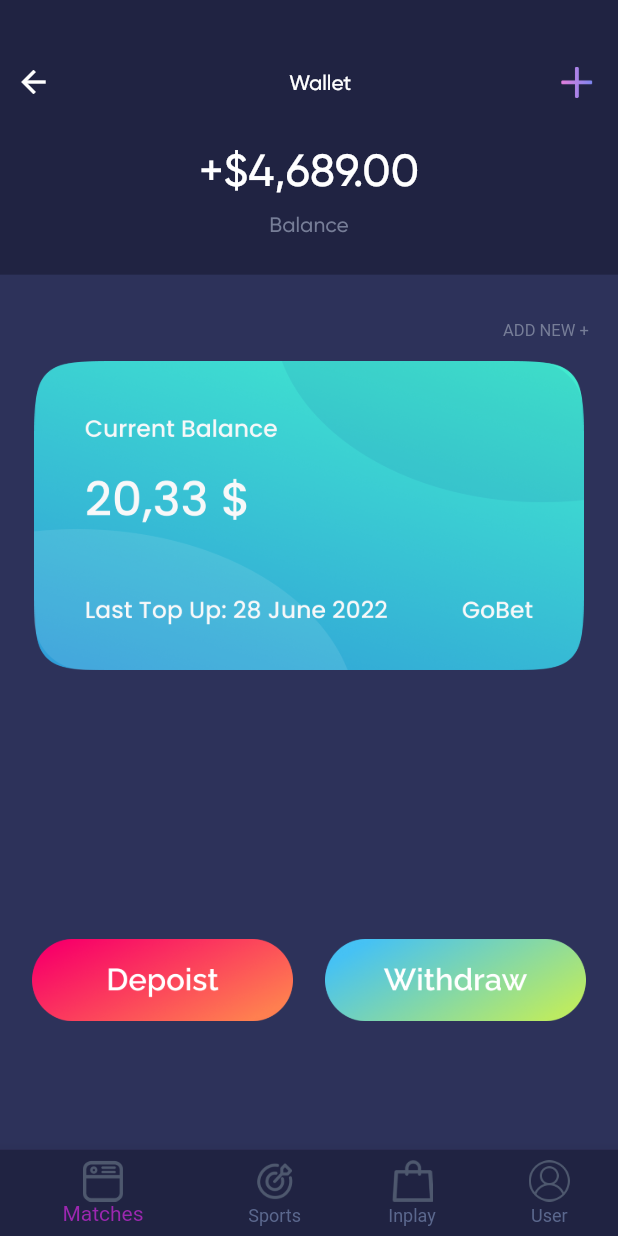
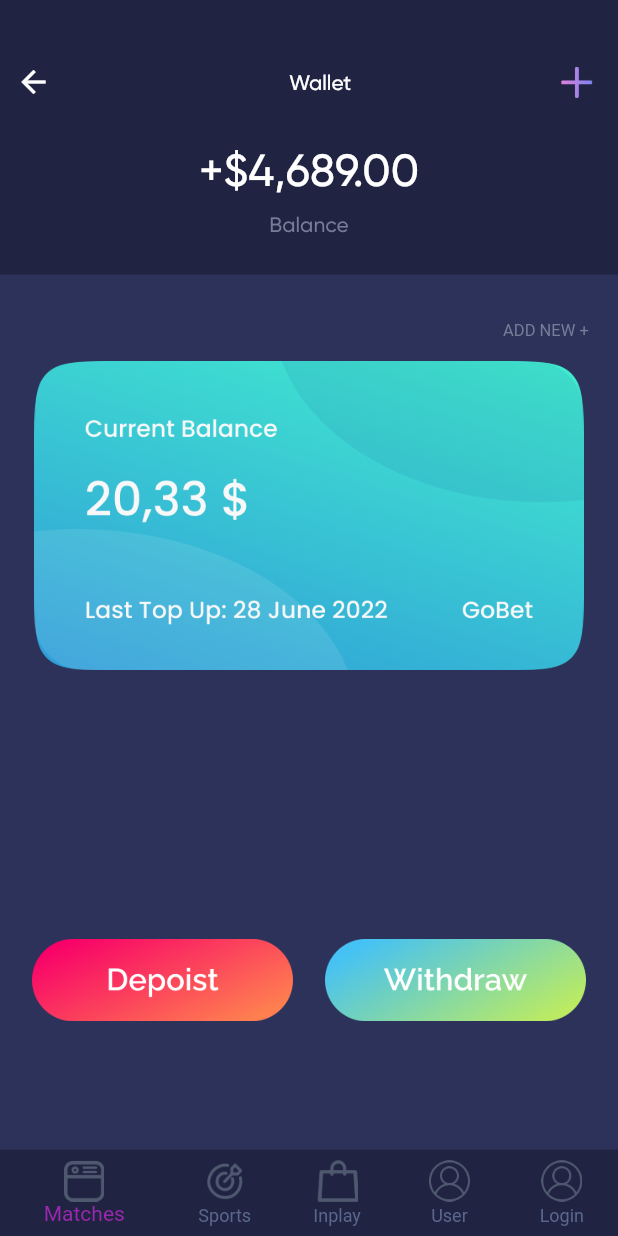
Before and after one commit to MathieuRA/template-flutter, a Flutter app: the MainScreen screen opened directly, after a tap on an icon or button, on a phone screen of 412 x 824 dp. Run offline on Flutter 3.47's test engine with Material 2 defaults, Android fonts, the phone set to English and light mode, and no system bars; drawn by our look-alikes of buttons_tabbar; our stand-ins replace dotted_border, fl_chart, flutter_countdown_timer, flutter_screenutil, page_transition; Roboto replaces fonts that are missing (Gilroy_Medium).

Commit message:
add missing widget

```diff
--- a/lib/bottombar.dart
+++ b/lib/bottombar.dart
@@ -1,7 +1,9 @@
 import 'package:flutter/material.dart';
+import 'package:gobet/log_in/login/login.dart';
 import 'package:gobet/sign_in/home_screen/inplay/Inplay.dart';
 import 'package:gobet/sign_in/home_screen/matches/matches.dart';
 import 'package:gobet/sign_in/home_screen/sports/sports.dart';
+import 'package:gobet/sign_in/signup.dart';
 import 'package:gobet/utils/color_notifire.dart';
 import 'package:provider/provider.dart';
 
@@ -55,6 +57,13 @@ class _MainScreenState extends State<MainScreen> {
                 height: MediaQuery.of(context).size.height / 30),
             label: 'User',
           ),
+          BottomNavigationBarItem(
+            backgroundColor: notifire.getprimerycolor,
+            icon: Image.asset("image/user1.png",
+                color: const Color(0xff4e586e),
+                height: MediaQuery.of(context).size.height / 30),
+            label: 'Login',
+          ),
         ],
         onTap: (index) {
           setState(() {
@@ -68,6 +77,7 @@ class _MainScreenState extends State<MainScreen> {
           _buildOffstageNavigator(1),
           _buildOffstageNavigator(2),
           _buildOffstageNavigator(3),
+          _buildOffstageNavigator(4),
         ],
       ),
     );
@@ -81,6 +91,7 @@ class _MainScreenState extends State<MainScreen> {
           const Sports(),
           const Inplay(),
           const Profile(),
+          const Log_in()
         ].elementAt(index);
       },
     };
--- a/lib/forget_password/profile/profile.dart
+++ b/lib/forget_password/profile/profile.dart
@@ -1,4 +1,5 @@
 import 'package:flutter/material.dart';
+import 'package:gobet/forget_password/profile/profile_settings/user_profile_setting/user_profile.dart';
 import 'package:gobet/utils/color_notifire.dart';
 import 'package:provider/provider.dart';
 
@@ -16,10 +17,6 @@ class _ProfileState extends State<Profile> {
   Widget build(BuildContext context) {
     notifire = Provider.of<ColorNotifire>(context, listen: true);
     return Scaffold(
-      backgroundColor: notifire.getlightblue,
-
-    );
+        backgroundColor: notifire.getlightblue, body: User_profile());
   }
-
-
 }
--- a/lib/forget_password/profile/profile_settings/user_profile_setting/user_profile.dart
+++ b/lib/forget_password/profile/profile_settings/user_profile_setting/user_profile.dart
@@ -1,6 +1,10 @@
 import 'package:flutter/cupertino.dart';
 import 'package:flutter/material.dart';
+import 'package:gobet/forget_password/profile/message/message.dart';
 import 'package:gobet/forget_password/profile/profile_settings/invite_friends/invite_friend_screen.dart';
+import 'package:gobet/forget_password/profile/profile_settings/profile_setting.dart';
+import 'package:gobet/sign_in/home_screen/news/news.dart';
+import 'package:gobet/sign_in/home_screen/statistic/statics.dart';
 import 'package:gobet/utils/color_notifire.dart';
 import 'package:page_transition/page_transition.dart';
 import 'package:provider/provider.dart';
@@ -42,15 +46,6 @@ class _User_profileState extends State<User_profile> {
                       SizedBox(
                         width: MediaQuery.of(context).size.width / 40,
                       ),
-                      GestureDetector(
-                        onTap: () {
-                          Navigator.pop(context);
-                        },
-                        child: const Icon(
-                          Icons.arrow_back_sharp,
-                          color: Color(0xfffffffd),
-                        ),
-                      ),
                       const Spacer(),
                       const Text(
                         "Profile Setting",
@@ -59,9 +54,18 @@ class _User_profileState extends State<User_profile> {
                             color: Color(0xfffffffd)),
                       ),
                       const Spacer(),
-                      Image.asset(
-                        "image/change_profile.png",
-                        height: MediaQuery.of(context).size.height / 25,
+                      GestureDetector(
+                        onTap: () {
+                          Navigator.push(
+                              context,
+                              PageTransition(
+                                  type: PageTransitionType.fade,
+                                  child: Profile_setting()));
+                        },
+                        child: Image.asset(
+                          "image/change_profile.png",
+                          height: MediaQuery.of(context).size.height / 25,
+                        ),
                       ),
                       SizedBox(
                         width: MediaQuery.of(context).size.width / 40,
@@ -123,12 +127,17 @@ class _User_profileState extends State<User_profile> {
                   child: Container(
                     decoration: BoxDecoration(
                         color: notifire.getprimerycolor,
-                        borderRadius: const BorderRadius.all(Radius.circular(15))),
+                        borderRadius:
+                            const BorderRadius.all(Radius.circular(15))),
                     child: Column(
                       children: [
                         GestureDetector(
                           onTap: () {
-                            Navigator.push(context, PageTransition(type: PageTransitionType.fade, child: Notifications()));
+                            Navigator.push(
+                                context,
+                                PageTransition(
+                                    type: PageTransitionType.fade,
+                                    child: Statics()));
                           },
                           child: Container(
                             decoration: BoxDecoration(
@@ -144,9 +153,62 @@ class _User_profileState extends State<User_profile> {
                                   width: MediaQuery.of(context).size.width / 40,
                                 ),
                                 Padding(
-                                  padding: const EdgeInsets.symmetric(horizontal: 12,vertical: 18),
+                                  padding: const EdgeInsets.symmetric(
+                                      horizontal: 12, vertical: 18),
                                   child: Image.asset(
-                                      "image/icon18.png",color: Colors.white,),
+                                    "image/icon1.png",
+                                    color: Colors.white,
+                                  ),
+                                ),
+                                SizedBox(
+                                  width: MediaQuery.of(context).size.width / 40,
+                                ),
+                                const Text(
+                                  "Statistics",
+                                  style: TextStyle(
+                                    fontFamily: 'Gilroy Medium',
+                                    color: Color(0xffeff0f3),
+                                  ),
+                                ),
+                              ],
+                            ),
+                          ),
+                        ),
+                        Padding(
+                          padding: const EdgeInsets.symmetric(horizontal: 15),
+                          child: Divider(
+                            color: notifire.getlightblue,
+                            thickness: 1,
+                          ),
+                        ),
+                        GestureDetector(
+                          onTap: () {
+                            Navigator.push(
+                                context,
+                                PageTransition(
+                                    type: PageTransitionType.fade,
+                                    child: Notifications()));
+                          },
+                          child: Container(
+                            decoration: BoxDecoration(
+                              borderRadius: const BorderRadius.all(
+                                Radius.circular(10),
+                              ),
+                              color: notifire.getprimerycolor,
+                            ),
+                            height: MediaQuery.of(context).size.height / 15,
+                            child: Row(
+                              children: [
+                                SizedBox(
+                                  width: MediaQuery.of(context).size.width / 40,
+                                ),
+                                Padding(
+                                  padding: const EdgeInsets.symmetric(
+                                      horizontal: 12, vertical: 18),
+                                  child: Image.asset(
+                                    "image/icon18.png",
+                                    color: Colors.white,
+                                  ),
                                 ),
                                 SizedBox(
                                   width: MediaQuery.of(context).size.width / 40,
@@ -187,7 +249,13 @@ class _User_profileState extends State<User_profile> {
                           ),
                         ),
                         GestureDetector(
-                          onTap: () {},
+                          onTap: () {
+                            Navigator.push(
+                                context,
+                                PageTransition(
+                                    type: PageTransitionType.fade,
+                                    child: News()));
+                          },
                           child: Container(
                             decoration: BoxDecoration(
                               borderRadius: const BorderRadius.all(
@@ -202,31 +270,21 @@ class _User_profileState extends State<User_profile> {
                                   width: MediaQuery.of(context).size.width / 40,
                                 ),
                                 Padding(
-                                  padding: const EdgeInsets.symmetric(horizontal: 12,vertical: 18),
-                                  child: Image.asset("image/icon19.png",color: Colors.white,),
+                                  padding: const EdgeInsets.symmetric(
+                                      horizontal: 12, vertical: 18),
+                                  child: Image.asset(
+                                    "image/icon19.png",
+                                    color: Colors.white,
+                                  ),
                                 ),
                                 SizedBox(
                                   width: MediaQuery.of(context).size.width / 40,
                                 ),
                                 const Text(
-                                  "Face ID",
+                                  "News",
                                   style: TextStyle(
                                     fontFamily: 'Gilroy Medium',
                                     color: Color(0xffeff0f3),
-                                  ),
-                                ),
-                                const Spacer(),
-                                Transform.scale(
-                                  scale: 0.7,
-                                  child: CupertinoSwitch(
-                                    thumbColor: const Color(0xff7E87F1),
-                                    activeColor: const Color(0xffE37FDE),
-                                    value: switchValue,
-                                    onChanged: (value) {
-                                      setState(() {
-                                        switchValue = value;
-                                      });
-                                    },
                                   ),
                                 ),
                                 SizedBox(
@@ -249,7 +307,11 @@ class _User_profileState extends State<User_profile> {
                 ),
                 GestureDetector(
                     onTap: () {
-                      Navigator.push(context, PageTransition(type: PageTransitionType.fade, child: Invite_screen()));
+                      Navigator.push(
+                          context,
+                          PageTransition(
+                              type: PageTransitionType.fade,
+                              child: Invite_screen()));
                     },
                     child: cards("Feedback", "image/icon21.png")),
                 SizedBox(
@@ -257,7 +319,10 @@ class _User_profileState extends State<User_profile> {
                 ),
                 GestureDetector(
                     onTap: () {
-                      Navigator.push(context, PageTransition(type: PageTransitionType.fade, child: Chat_history()));
+                      Navigator.push(
+                          context,
+                          PageTransition(
+                              type: PageTransitionType.fade, child: Message()));
                     },
                     child: cards("Message", "image/icon6.png")),
                 SizedBox(
@@ -290,8 +355,12 @@ class _User_profileState extends State<User_profile> {
                   width: MediaQuery.of(context).size.width / 40,
                 ),
                 Padding(
-                  padding: const EdgeInsets.symmetric(vertical: 18,horizontal: 10),
-                  child: Image.asset(img,color: Colors.white,),
+                  padding:
+                      const EdgeInsets.symmetric(vertical: 18, horizontal: 10),
+                  child: Image.asset(
+                    img,
+                    color: Colors.white,
+                  ),
                 ),
                 SizedBox(
                   width: MediaQuery.of(context).size.width / 40,
--- a/lib/sign_in/home_screen/inplay/Inplay.dart
+++ b/lib/sign_in/home_screen/inplay/Inplay.dart
@@ -17,7 +17,6 @@ class _InplayState extends State<Inplay> {
     return Scaffold(
       // bottomNavigationBar: buildBottomNavigationBar(context),
       backgroundColor: notifire.getprimerycolor,
-
     );
   }
 }
--- a/lib/utils/color.dart
+++ b/lib/utils/color.dart
@@ -1,7 +1,7 @@
 import 'package:flutter/material.dart';
 
-Color PrimeryColor =  Color(0xff202342);
-Color darkPrimeryColor =  Colors.black;
+Color PrimeryColor = Color(0xff202342);
+Color darkPrimeryColor = Colors.black;
 Color lightblue = Color(0xff2d325a);
 Color darkblue = Colors.black;
 Color mediumblue = Color(0xff272b4e);
```
Also changed, not shown: lib/forget_password/profile/profile_settings/user_profile_setting/term_policy/term_use.dart (+4 -12 lines), lib/onbonding_screen/splesh_screen.dart (+5 -3 lines), lib/sign_in/home_screen/news/important_step.dart (+46 -17 lines).
